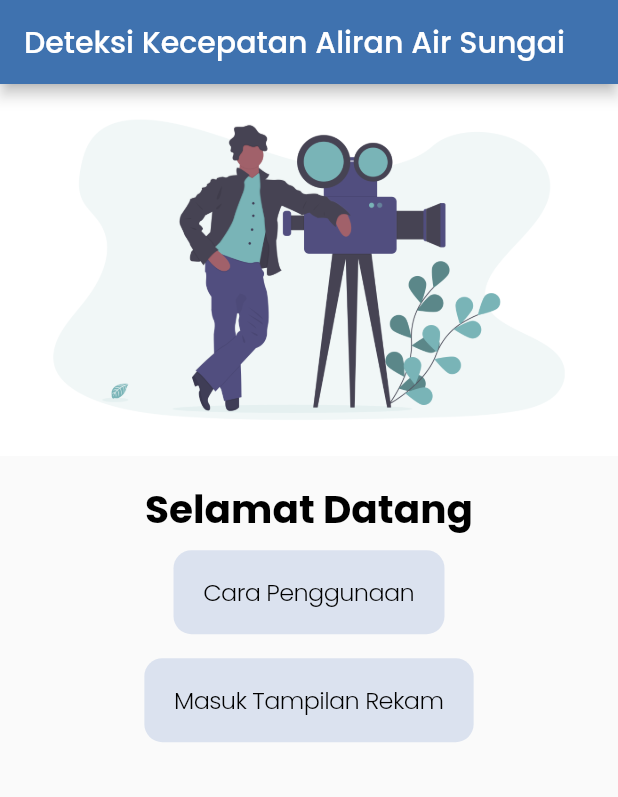
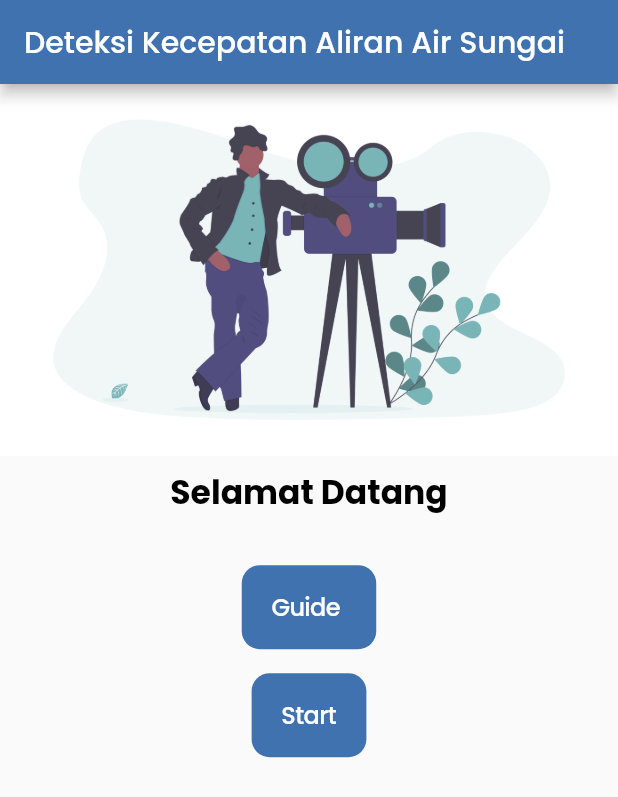
Before and after one commit to khlanwar/Hardco_a4, a Flutter app: the screen it shows after launch, on a phone screen of 412 x 824 dp. Shown: the top 797 px of the screen. Run offline on Flutter 3.47's test engine with Material 2 defaults, Android fonts, the phone set to English and light mode, and no system bars; our stand-ins replace chewie, google_fonts, image_picker, video_player.

Commit message:
Sprint 1 Finish

```diff
--- a/app_mobile/lib/home_screen.dart
+++ b/app_mobile/lib/home_screen.dart
@@ -16,7 +16,7 @@ class HomeScreen extends StatelessWidget {
           child: Column(children: <Widget>[
         Center(child: Image.asset('assets/camera_undraw.png')),
         Padding(
-          padding: const EdgeInsets.only(top: 16.0, bottom: 8.0),
+          padding: const EdgeInsets.only(top: 8.0, bottom: 32.0),
           child: Text(
             'Selamat Datang',
             style: titleTextStyle,
@@ -25,18 +25,25 @@ class HomeScreen extends StatelessWidget {
         Padding(
           padding: const EdgeInsets.only(bottom: 16.0),
           child: CupertinoButton(
-            color: thirdThemeColor,
-            child: Text('Cara Penggunaan', style: subTitleTextStyle),
-            onPressed: () {
-              Navigator.push(context, MaterialPageRoute(builder: (context) {
-                return VideoScreen();
-              }));
-            },
+            color: firstColor,
+            child: Row(
+              mainAxisSize: MainAxisSize.min,
+              children: <Widget>[
+                Text('Guide',style: buttonTextStyle),
+                SizedBox(width: 4.0),
+              ],
+            ),
+            onPressed: () {},
           ),
         ),
             CupertinoButton(
-          color: thirdThemeColor,
-          child: Text('Masuk Tampilan Rekam', style: subTitleTextStyle),
+              color: firstColor,
+              child: Row(
+                mainAxisSize: MainAxisSize.min,
+                children: <Widget>[
+                  Text('Start',style: buttonTextStyle),
+                ],
+              ),
               onPressed: () {
                 Navigator.push(context, MaterialPageRoute(builder: (context) {
                   return VideoScreen();
--- a/app_mobile/lib/main.dart
+++ b/app_mobile/lib/main.dart
@@ -9,7 +9,7 @@ class MyApp extends StatelessWidget {
   Widget build(BuildContext context) {
     return MaterialApp(
       debugShowCheckedModeBanner: false,
-      theme: ThemeData(primaryColor: secoundThemeColor),
+      theme: ThemeData(primaryColor: firstColor),
       home: HomeScreen(),
     );
   }
--- a/app_mobile/lib/theme.dart
+++ b/app_mobile/lib/theme.dart
@@ -1,9 +1,8 @@
 import 'package:flutter/material.dart';
 import 'package:google_fonts/google_fonts.dart';
 
-Color firstThemeColor = Color(0xff112D4E);
-Color secoundThemeColor = Color(0xff3F72AF);
-Color thirdThemeColor = Color(0xffDBE2EF);
+Color firstColor = Color(0xff3F72AF);
+Color secoundColor = Color(0xffDBE2EF);
 Color textColorBlack = Color(0xff000000);
 Color textColorWhite = Color(0xffFFFFFF);
 
@@ -15,19 +14,13 @@ TextStyle appbarTextStyle = GoogleFonts.poppins(
 TextStyle titleTextStyle = GoogleFonts.poppins(
   color: textColorBlack,
   fontWeight: FontWeight.bold,
-  fontSize: 26,
+  fontSize: 22,
 );
 
 TextStyle subTitleTextStyle = GoogleFonts.poppins(
   color: textColorBlack,
-  fontWeight: FontWeight.w300,
+  fontWeight: FontWeight.w400,
   fontSize: 16,
-);
-
-TextStyle planTextStyle = GoogleFonts.poppins(
-  color: textColorBlack,
-  fontWeight: FontWeight.w500,
-  fontSize: 14,
 );
 
 TextStyle descTextStyle = GoogleFonts.poppins(
@@ -37,7 +30,7 @@ TextStyle descTextStyle = GoogleFonts.poppins(
 );
 
 TextStyle buttonTextStyle = GoogleFonts.poppins(
-  color: textColorBlack,
+  color: textColorWhite,
   fontWeight: FontWeight.w500,
   fontSize: 16,
 );
--- a/app_mobile/pubspec.yaml
+++ b/app_mobile/pubspec.yaml
@@ -18,7 +18,7 @@ publish_to: 'none' # Remove this line if you wish to publish to pub.dev
 version: 1.0.0+1
 
 environment:
-  sdk: ">=2.12.0 <3.0.0"
+  sdk: ">=2.1.0 <3.0.0"
 
 dependencies:
   flutter:
@@ -29,6 +29,9 @@ dependencies:
   # Use with the CupertinoIcons class for iOS style icons.
   cupertino_icons: ^1.0.2
   google_fonts: ^2.1.0
+  image_picker: ^0.6.0+2
+  chewie: ^1.2.2
+
 
 dev_dependencies:
   flutter_test:
```
Also changed, not shown: app_mobile/lib/video_screen.dart (+84 -25 lines), app_mobile/pubspec.lock (deleted), 1 other file. Lines whose indentation alone changed are shown as unchanged.
